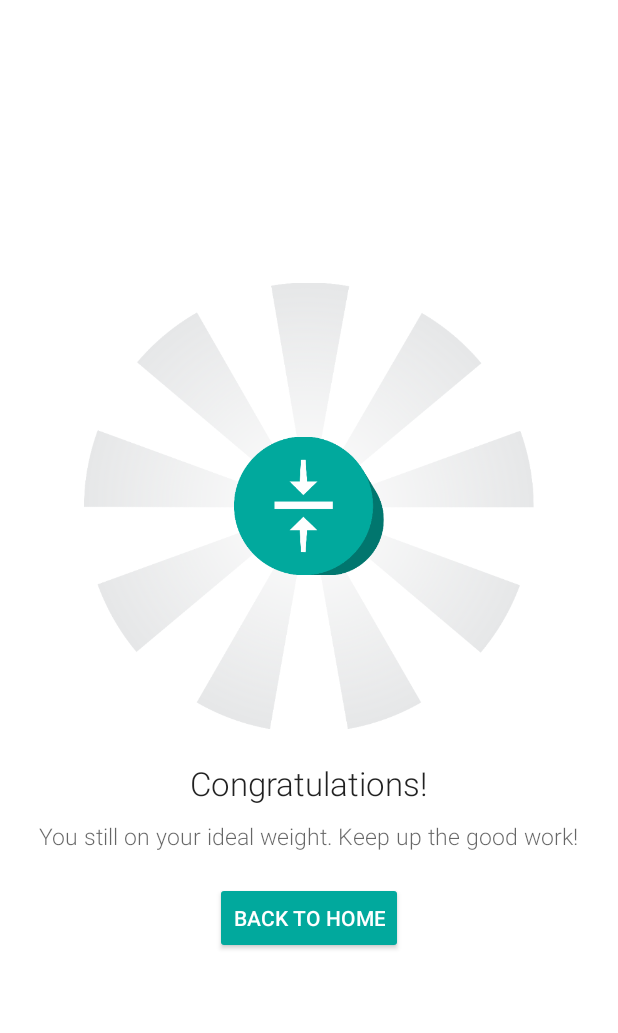
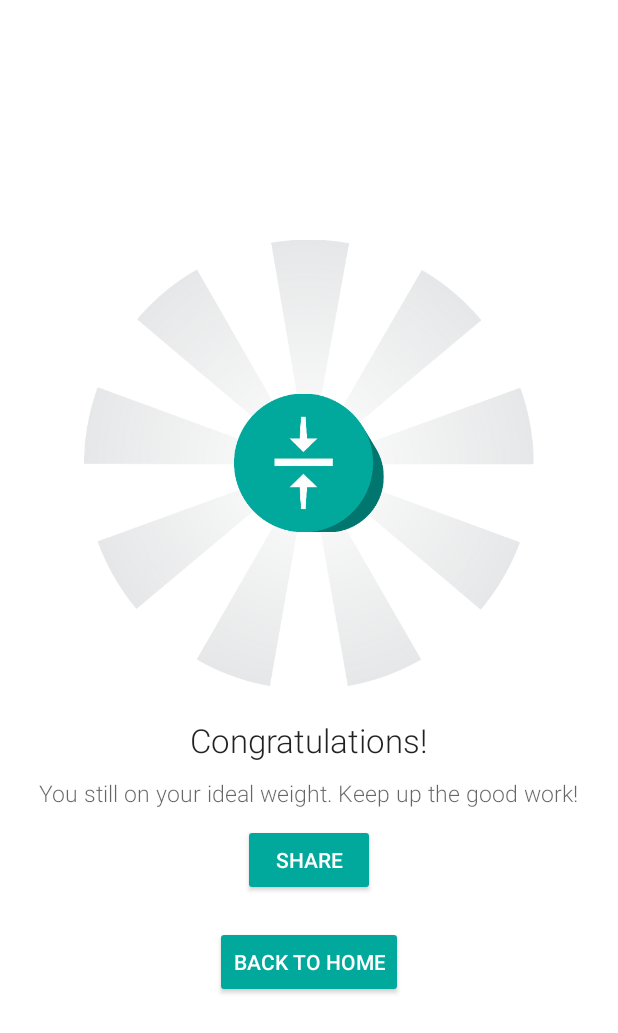
Before and after one commit to bravyto/pplA01, an Android app: the RewardActivity screen opened directly, with no data from a screen before it, on a phone screen of 412 x 824 dp. Shown: the top 1033 px of the screen. Run offline under Robolectric (Android 15) with nearby library versions, the light colour scheme and no system bars; libraries missing offline, so code that uses them is left out: com.github.clans.fab, com.twitter.sdk, io.fabric.sdk; 2 statements that could not run were skipped.

Commit message:
commit vyto
share twitter udah jalan belum ada assset

```diff
--- a/app/src/main/AndroidManifest.xml
+++ b/app/src/main/AndroidManifest.xml
@@ -106,6 +106,9 @@
         <activity
             android:name=".RewardActivity"
             android:theme="@style/AppTheme"></activity>
+        <activity
+            android:name=".EmbeddedTweetActivity"
+            android:theme="@style/AppTheme"></activity>
 
         <receiver android:name=".AlarmReciever" />
 
--- a/app/src/main/java/ppla01/foodo/RewardActivity.java
+++ b/app/src/main/java/ppla01/foodo/RewardActivity.java
@@ -1,8 +1,11 @@
 package ppla01.foodo;
 
 import android.app.Activity;
+import android.content.ContentResolver;
 import android.content.Intent;
+import android.net.Uri;
 import android.os.Bundle;
+import android.util.Log;
 import android.view.View;
 import android.view.animation.Animation;
 import android.view.animation.RotateAnimation;
@@ -10,7 +13,11 @@ import android.widget.Button;
 import android.widget.ImageView;
 import android.widget.TextView;
 
+import com.twitter.sdk.android.tweetcomposer.TweetComposer;
+
 import org.w3c.dom.Text;
+
+import java.io.File;
 
 /**
  * Created by Bravyto on 19/05/2016.
@@ -18,6 +25,7 @@ import org.w3c.dom.Text;
 public class RewardActivity  extends Activity {
 
     protected Button submit_profile;
+    protected Button share;
     private static final float ROTATE_FROM = 0.0f;
     private static final float ROTATE_TO = 360.0f;// 3.141592654f * 32.0f;
 
@@ -62,7 +70,7 @@ public class RewardActivity  extends Activity {
 
         ImageView image = (ImageView) findViewById(R.id.imageView37);
         RotateAnimation r = new RotateAnimation(ROTATE_FROM, ROTATE_TO, Animation.RELATIVE_TO_SELF, 0.5f, Animation.RELATIVE_TO_SELF, 0.5f);
-        r.setDuration((long) 2*1500);
+        r.setDuration((long) 2 * 1500);
         r.setRepeatCount(Animation.INFINITE);
         image.startAnimation(r);
         submit_profile = (Button) findViewById(R.id.button);
@@ -74,5 +82,16 @@ public class RewardActivity  extends Activity {
                 startActivity(intent);
             }
         });
+        share = (Button) findViewById(R.id.button5);
+        share.setOnClickListener(new View.OnClickListener() {
+            @Override
+            public void onClick(View v) {
+                Uri text = Uri.parse(ContentResolver.SCHEME_ANDROID_RESOURCE + "://" + getResources().getResourcePackageName(R.drawable.downweight) + '/' + getResources().getResourceTypeName(R.drawable.downweight) + '/' + getResources().getResourceEntryName(R.drawable.downweight));
+                TweetComposer.Builder builder = new TweetComposer.Builder(RewardActivity.this)
+                        .text("just setting up my Fabric.")
+                        .image(text);
+                builder.show();
+            }
+        });
     }
 }
--- a/app/src/main/res/layout/activity_reward.xml
+++ b/app/src/main/res/layout/activity_reward.xml
@@ -55,6 +55,15 @@
     <Button
         android:layout_width="wrap_content"
         android:layout_height="wrap_content"
+        android:text="Share"
+        android:id="@+id/button5"
+        android:layout_gravity="center_horizontal"
+        android:textColor="#ffffff"
+        android:layout_marginTop="10dp" />
+
+    <Button
+        android:layout_width="wrap_content"
+        android:layout_height="wrap_content"
         android:text="Back to Home"
         android:id="@+id/button"
         android:layout_gravity="center_horizontal"
```
Also changed, not shown: app/src/main/java/ppla01/foodo/EmbeddedTweetActivity.java (+22 -15 lines).
